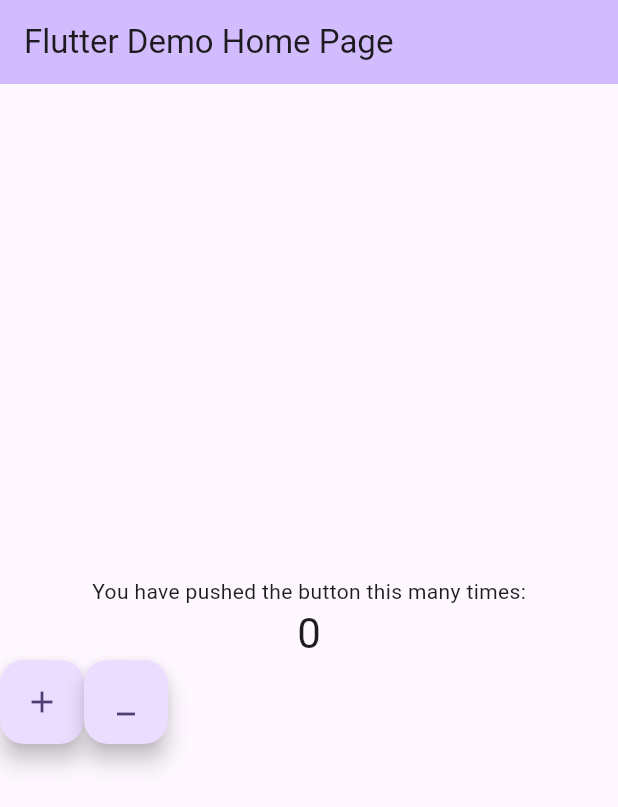
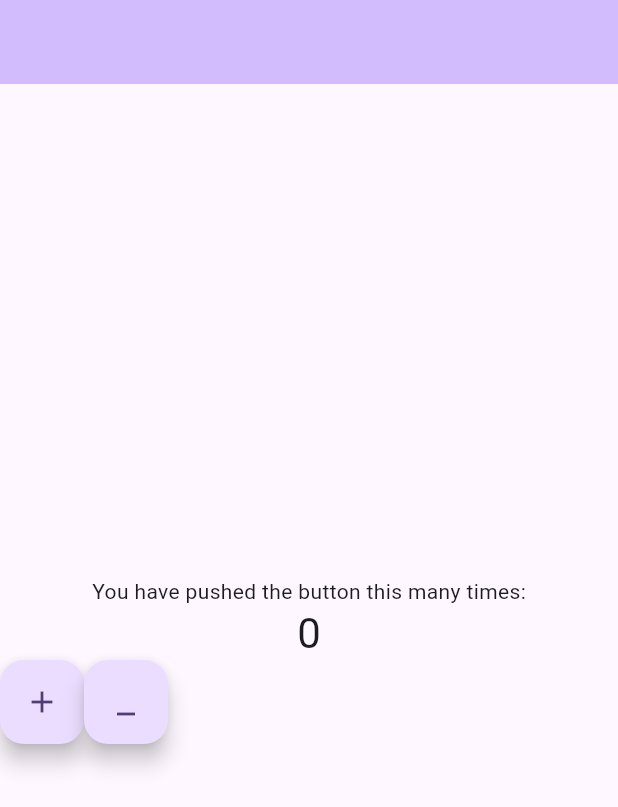
Before and after one commit to ranamohyy/add_rules_with_work_flow, a Flutter app: the screen it shows after launch, on a phone screen of 412 x 824 dp. Shown: the top 807 px of the screen. Run offline on Flutter 3.47's test engine with Material 3 defaults, Android fonts, the phone set to English and light mode, and no system bars.

Commit message:
edit view

```diff
--- a/lib/home_view.dart
+++ b/lib/home_view.dart
@@ -6,13 +6,16 @@ class MyHomePage extends StatefulWidget {
   @override
   State<MyHomePage> createState() => _MyHomePageState();
 }
+
 class _MyHomePageState extends State<MyHomePage> {
   int _counter = 0;
   void _incrementCounter() {
     setState(() {
       _counter++;
     });
-  }void _decrementCounter() {
+  }
+
+  void _decrementCounter() {
     setState(() {
       _counter--;
     });
--- a/lib/main.dart
+++ b/lib/main.dart
@@ -16,7 +16,7 @@ class MyApp extends StatelessWidget {
         colorScheme: ColorScheme.fromSeed(seedColor: Colors.deepPurple),
         useMaterial3: true,
       ),
-      home: const MyHomePage(title: 'Flutter Demo Home Page'),
+      home: const MyHomePage(title: ''),
     );
   }
 }
```
